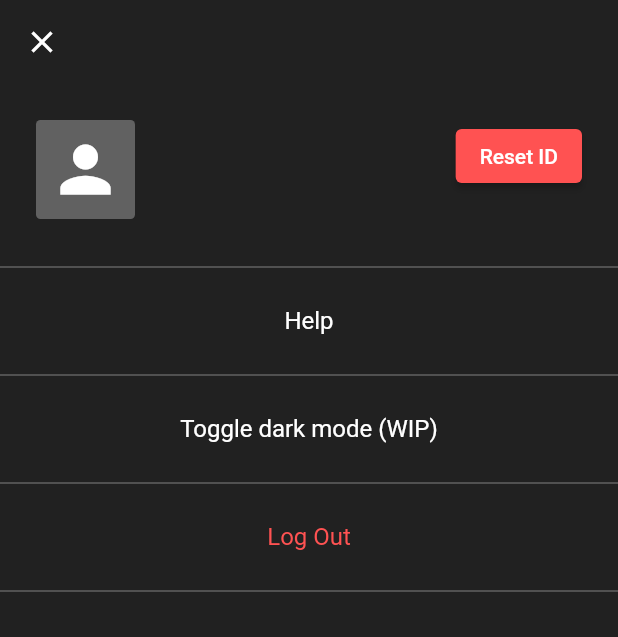
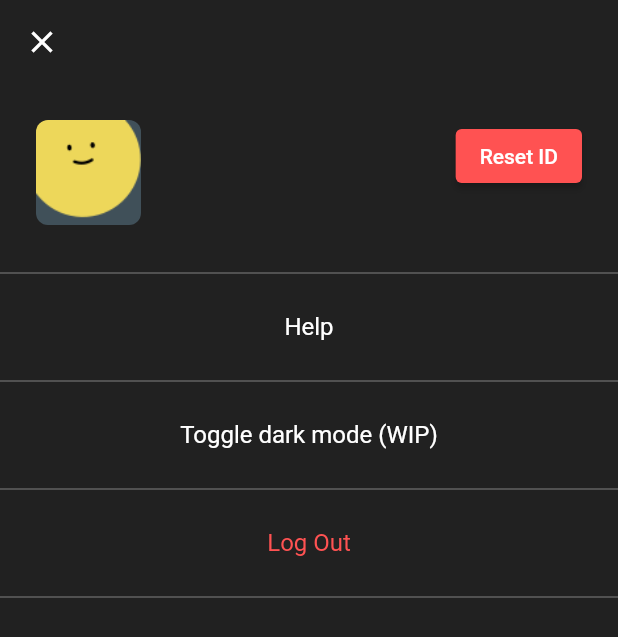
Before and after one commit to Frooge/thread_app, a Flutter app: the SettingsScreen screen opened by its route, on a phone screen of 412 x 824 dp. Shown: the top 637 px of the screen. Run offline on Flutter 3.47's test engine with Material 2 defaults, Android fonts, the phone set to English and light mode, and no system bars; our stand-ins replace cloud_firestore, firebase_auth, firebase_core; accounts and stored records are empty.

Commit message:
add avatar icons

```diff
--- a/lib/utils/constants.dart
+++ b/lib/utils/constants.dart
@@ -34,6 +34,9 @@ class Constants {
   static const double h_2 = 18;
   static const double h_3 = 16;
 
+  static const double avatar_size = 70;
+  static const double avatar_chat_size = 60;
+
   static const double emote_size = 30;
 
   static const Color color_grey = Color.fromARGB(255, 158, 158, 158);
--- a/lib/widgets/user_profile.dart
+++ b/lib/widgets/user_profile.dart
@@ -1,3 +1,4 @@
+import 'dart:io';
 import 'package:flutter/material.dart';
 import 'package:provider/provider.dart';
 
@@ -14,6 +15,7 @@ class UserProfile extends StatelessWidget {
     return Builder(
       builder: (context) {
         UserModel user = context.watch<UserModel>();
+
         return Padding(
           padding: Constants.p_3,
           child: Row(
@@ -21,7 +23,7 @@ class UserProfile extends StatelessWidget {
             mainAxisAlignment: MainAxisAlignment.start,
             crossAxisAlignment: CrossAxisAlignment.start,
             children: [
-              userImage(),
+              userImage(image: user.image),
               userName(username: user.anonymousName,email: user.email),
               const Spacer(),
               resetBtn(),
@@ -32,16 +34,13 @@ class UserProfile extends StatelessWidget {
     );
   }
 
-  Container userImage() {
-    return Container(
-      padding: Constants.p_1,
-      decoration: BoxDecoration(
-        borderRadius: BorderRadius.circular(3),
-        color:Colors.grey.shade700,
-      ),
-      child: const Icon(
-        size: 50,
-        Icons.person
+  Widget userImage({required String image}) {
+    return ClipRRect(
+      borderRadius: BorderRadius.circular(8.0),
+      child: Image.asset(
+        image.isEmpty ? 'assets/images/avatar-0.png' : 'assets/images/avatar-$image.png',
+        width: Constants.avatar_size,
+        height: Constants.avatar_size,
       ),
     );
   }
@@ -79,7 +78,7 @@ class UserProfile extends StatelessWidget {
       onPressed: () {
 
       },
-      child: Text('Reset ID'),
+      child: const Text('Reset ID'),
     );
   }
 }
--- a/pubspec.yaml
+++ b/pubspec.yaml
@@ -69,6 +69,8 @@ flutter:
   # assets:
   #   - images/a_dot_burr.jpeg
   #   - images/a_dot_ham.jpeg
+  assets:
+    - assets/images/
 
   # An image asset can refer to one or more resolution-specific "variants", see
   # https://flutter.dev/assets-and-images/#resolution-aware
```
Also changed, not shown: lib/widgets/thread_chat.dart (+11 -11 lines), assets/images/avatar-0.png (added), assets/images/avatar-1.png (added), assets/images/avatar-2.png (added), assets/images/avatar-3.png (added), assets/images/avatar-4.png (added), assets/images/avatar-5.png (added), assets/images/avatar-6.png (added), assets/images/avatar-7.png (added), assets/images/avatar-8.png (added), assets/images/avatar-9.png (added).
